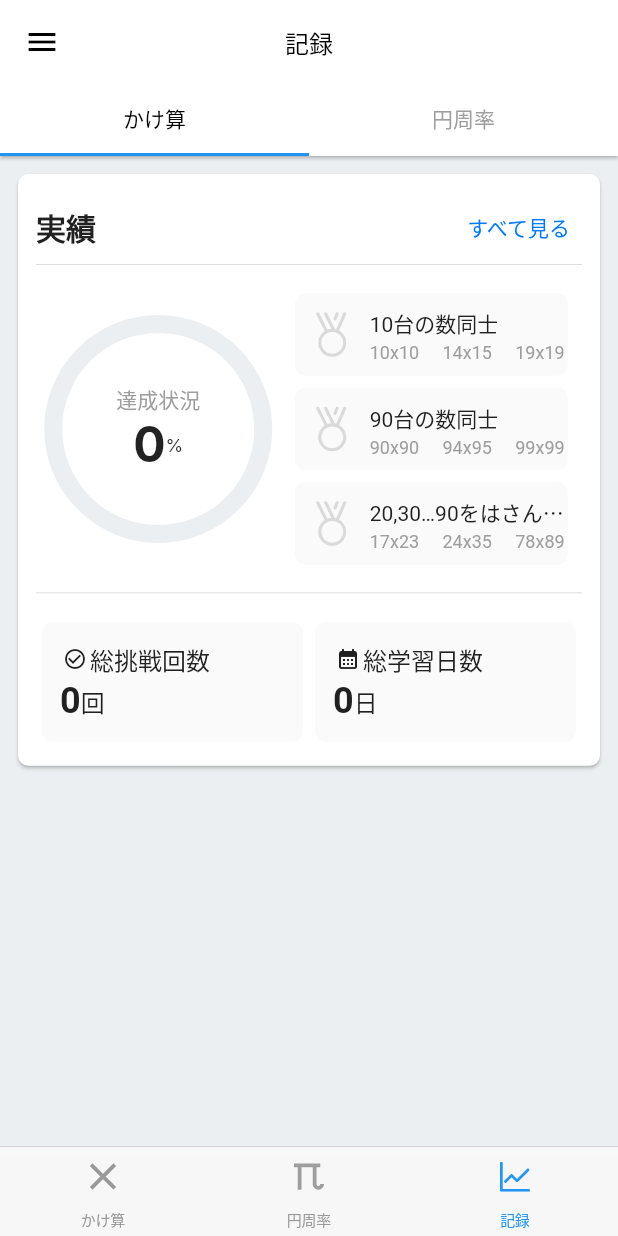
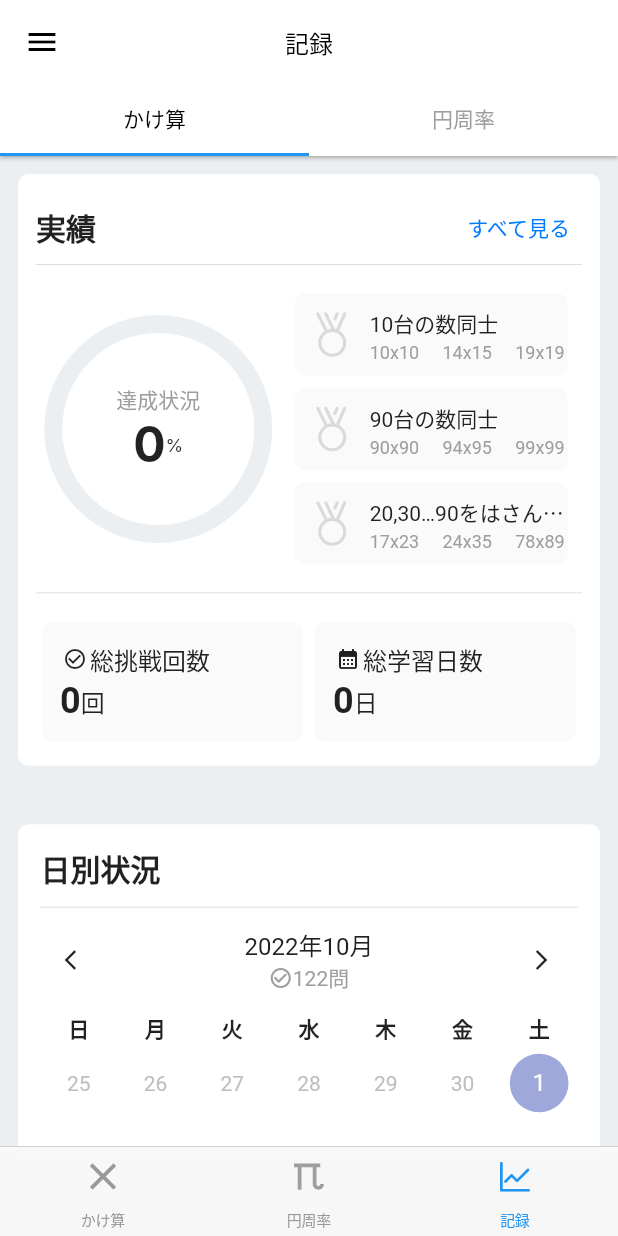
Before and after one commit to matsumo-and/Flutter_Pi_Memorization, a Flutter app: the screen it shows after launch, item 3 of the bottom bar chosen, on a phone screen of 412 x 824 dp. Run offline on Flutter 3.47's test engine with Material 2 defaults, Android fonts, the phone set to English and light mode, and no system bars; drawn by our look-alikes of percent_indicator, table_calendar; our stand-ins replace flutter_riverpod, flutter_svg, freezed_annotation, google_fonts, hive, hive_flutter; accounts and stored records are empty.

Commit message:
[feat]import table_calendar

```diff
--- /dev/null
+++ b/lib/view/progress_record/calendar.dart
@@ -0,0 +1,124 @@
+import 'package:flutter/material.dart';
+import 'package:flutter_riverpod/flutter_riverpod.dart';
+import 'package:table_calendar/table_calendar.dart';
+
+class ProgressCalendar extends ConsumerStatefulWidget {
+  const ProgressCalendar({Key? key}) : super(key: key);
+
+  @override
+  ConsumerState<ProgressCalendar> createState() => ProgressCalendarState();
+}
+
+class ProgressCalendarState extends ConsumerState<ProgressCalendar> {
+  static const EdgeInsets _padding = EdgeInsets.all(12);
+  static final ShapeBorder _cardShape =
+      RoundedRectangleBorder(borderRadius: BorderRadius.circular(7));
+  static const double _iconSize = 16;
+
+  final DateTime now = DateTime.now();
+
+  @override
+  void initState() {
+    super.initState();
+  }
+
+  @override
+  void dispose() {
+    super.dispose();
+  }
+
+  @override
+  Widget build(BuildContext context) {
+    return Card(
+      elevation: 0,
+      margin: _padding,
+      shape: _cardShape,
+      color: Colors.white,
+      child: Padding(
+        padding: const EdgeInsets.all(15),
+        child: Column(
+          children: [
+            //title
+            Align(
+                alignment: Alignment.centerLeft,
+                child: Text(
+                  '日別状況',
+                  style: Theme.of(context).textTheme.headline1,
+                )),
+
+            //下線
+            Container(
+              padding: const EdgeInsets.all(5),
+              decoration: const BoxDecoration(
+                border: Border(
+                    bottom: BorderSide(
+                        width: 0.5, color: Color.fromRGBO(33, 33, 33, 0.2))),
+              ),
+            ),
+
+            //月選択
+            SizedBox(
+              height: 70,
+              child: Row(
+                mainAxisAlignment: MainAxisAlignment.spaceBetween,
+                children: [
+                  IconButton(
+                    onPressed: () {},
+                    icon: const Icon(Icons.arrow_back_ios, size: _iconSize),
+                    splashRadius: 20,
+                  ),
+                  Column(
+                    mainAxisAlignment: MainAxisAlignment.center,
+                    children: [
+                      Text(
+                        '${now.year}年${now.month}月',
+                        style: Theme.of(context).textTheme.headline2,
+                      ),
+                      Row(
+                        children: [
+                          const Icon(
+                            Icons.check_circle_outline,
+                            color: Colors.grey,
+                            size: _iconSize,
+                          ),
+                          Text(
+                            '122問',
+                            style: Theme.of(context).textTheme.caption,
+                          )
+                        ],
+                      )
+                    ],
+                  ),
+                  IconButton(
+                    onPressed: () {},
+                    icon: const Icon(Icons.arrow_forward_ios, size: _iconSize),
+                    splashRadius: 20,
+                  ),
+                ],
+              ),
+            ),
+
+            //WeekDayRow
+            Row(
+              mainAxisAlignment: MainAxisAlignment.spaceAround,
+              children: const ['日', '月', '火', '水', '木', '金', '土']
+                  .map((weekday) => Text(
+                        weekday,
+                        style: const TextStyle(fontWeight: FontWeight.bold),
+                      ))
+                  .toList(),
+            ),
+
+            //calendar
+            TableCalendar(
+                headerVisible: false,
+                daysOfWeekVisible: false,
+                focusedDay: now,
+                firstDay: now,
+                lastDay: now),
+          ],
+        ),
+      ),
+    );
+  }
+}
--- a/lib/view/progress_record/multiplication/multiplication_progress.dart
+++ b/lib/view/progress_record/multiplication/multiplication_progress.dart
@@ -1,5 +1,6 @@
 import 'package:flutter/material.dart';
 import 'package:flutter_pi_memorization/controller/multiplication_record.dart';
+import 'package:flutter_pi_memorization/view/progress_record/calendar.dart';
 import 'package:flutter_pi_memorization/view/progress_record/multiplication/multiplication_detail_records.dart';
 import 'package:flutter_riverpod/flutter_riverpod.dart';
 
@@ -23,6 +24,7 @@ class MultiplicationProgress extends StatelessWidget {
       child: Column(
         children: [
           Card(
+            elevation: 0,
             shape: _cardShape,
             margin: _padding,
             child: Padding(
@@ -227,7 +229,13 @@ class MultiplicationProgress extends StatelessWidget {
                 ],
               ),
             ),
-          )
+          ),
+
+          //pdding
+          const SizedBox(height: 15),
+
+          //Calendar
+          ProgressCalendar(),
         ],
       ),
     );
--- a/pubspec.yaml
+++ b/pubspec.yaml
@@ -58,6 +58,9 @@ dependencies:
   #circular progress indicator
   percent_indicator: ^4.2.2
 
+  #calendar
+  table_calendar: ^3.0.7
+
 dev_dependencies:
   flutter_test:
     sdk: flutter
```
Also changed, not shown: pubspec.lock.
